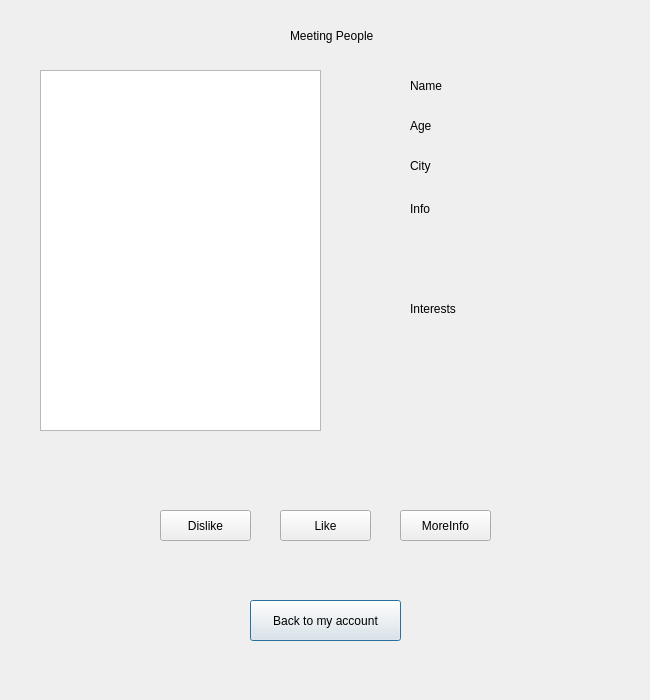
Old version of the form HobbyHub/meetingpage.ui in the repository cpp-park-vk-education/2023_1_Chaihona_-1.
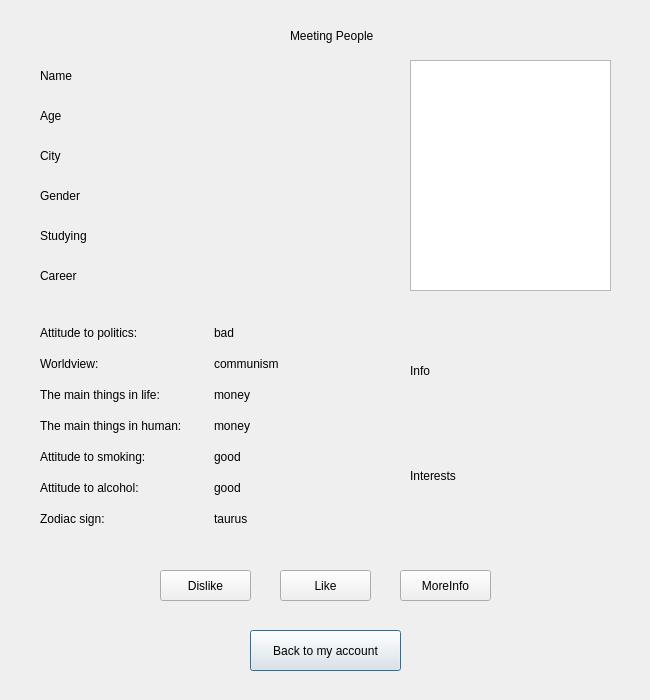
New version of the form.

Patch:
```diff
--- a/HobbyHub/meetingpage.ui
+++ b/HobbyHub/meetingpage.ui
@@ -30,7 +30,7 @@
    <property name="geometry">
     <rect>
      <x>250</x>
-     <y>600</y>
+     <y>630</y>
      <width>151</width>
      <height>41</height>
     </rect>
@@ -39,21 +39,11 @@
     <string>Back to my account</string>
    </property>
   </widget>
-  <widget class="QGraphicsView" name="PhotoOfStranger">
-   <property name="geometry">
-    <rect>
-     <x>40</x>
-     <y>70</y>
-     <width>281</width>
-     <height>361</height>
-    </rect>
-   </property>
-  </widget>
   <widget class="QPushButton" name="Dislike">
    <property name="geometry">
     <rect>
      <x>160</x>
-     <y>510</y>
+     <y>570</y>
      <width>91</width>
      <height>31</height>
     </rect>
@@ -66,7 +56,7 @@
    <property name="geometry">
     <rect>
      <x>280</x>
-     <y>510</y>
+     <y>570</y>
      <width>91</width>
      <height>31</height>
     </rect>
@@ -79,12 +69,12 @@
    <property name="geometry">
     <rect>
      <x>410</x>
-     <y>190</y>
-     <width>151</width>
-     <height>81</height>
+     <y>320</y>
+     <width>201</width>
+     <height>101</height>
     </rect>
    </property>
-   <layout class="QVBoxLayout" name="verticalLayout">
+   <layout class="QHBoxLayout" name="horizontalLayout_4">
     <item>
      <widget class="QLabel" name="Info">
       <property name="text">
@@ -104,9 +94,9 @@
   <widget class="QWidget" name="layoutWidget_2">
    <property name="geometry">
     <rect>
-     <x>410</x>
-     <y>150</y>
-     <width>151</width>
+     <x>40</x>
+     <y>140</y>
+     <width>181</width>
      <height>31</height>
     </rect>
    </property>
@@ -131,7 +121,7 @@
    <property name="geometry">
     <rect>
      <x>400</x>
-     <y>510</y>
+     <y>570</y>
      <width>91</width>
      <height>31</height>
     </rect>
@@ -143,9 +133,9 @@
   <widget class="QWidget" name="layoutWidget">
    <property name="geometry">
     <rect>
-     <x>410</x>
-     <y>70</y>
-     <width>151</width>
+     <x>40</x>
+     <y>60</y>
+     <width>181</width>
      <height>31</height>
     </rect>
    </property>
@@ -170,12 +160,12 @@
    <property name="geometry">
     <rect>
      <x>410</x>
-     <y>280</y>
-     <width>151</width>
-     <height>121</height>
+     <y>420</y>
+     <width>201</width>
+     <height>111</height>
     </rect>
    </property>
-   <layout class="QVBoxLayout" name="verticalLayout_2">
+   <layout class="QHBoxLayout" name="horizontalLayout_5">
     <item>
      <widget class="QLabel" name="Interests">
       <property name="text">
@@ -192,12 +182,210 @@
     </item>
    </layout>
   </widget>
-  <widget class="QWidget" name="layoutWidget_3">
+  <widget class="QWidget" name="layoutWidget_4">
+   <property name="geometry">
+    <rect>
+     <x>40</x>
+     <y>180</y>
+     <width>181</width>
+     <height>31</height>
+    </rect>
+   </property>
+   <layout class="QHBoxLayout" name="horizontalLayout_6">
+    <item>
+     <widget class="QLabel" name="City_3">
+      <property name="text">
+       <string>Gender</string>
+      </property>
+     </widget>
+    </item>
+    <item>
+     <widget class="QLabel" name="city_2">
+      <property name="text">
+       <string>&lt;gender&gt;</string>
+      </property>
+     </widget>
+    </item>
+   </layout>
+  </widget>
+  <widget class="QWidget" name="layoutWidget_5">
+   <property name="geometry">
+    <rect>
+     <x>40</x>
+     <y>220</y>
+     <width>181</width>
+     <height>31</height>
+    </rect>
+   </property>
+   <layout class="QHBoxLayout" name="horizontalLayout_7">
+    <item>
+     <widget class="QLabel" name="City_4">
+      <property name="text">
+       <string>Studying</string>
+      </property>
+     </widget>
+    </item>
+    <item>
+     <widget class="QLabel" name="city_3">
+      <property name="text">
+       <string>&lt;studying&gt;</string>
+      </property>
+     </widget>
+    </item>
+   </layout>
+  </widget>
+  <widget class="QWidget" name="layoutWidget_6">
+   <property name="geometry">
+    <rect>
+     <x>40</x>
+     <y>260</y>
+     <width>181</width>
+     <height>31</height>
+    </rect>
+   </property>
+   <layout class="QHBoxLayout" name="horizontalLayout_8">
+    <item>
+     <widget class="QLabel" name="City_5">
+      <property name="text">
+       <string>Career</string>
+      </property>
+     </widget>
+    </item>
+    <item>
+     <widget class="QLabel" name="city_4">
+      <property name="text">
+       <string>&lt;career&gt;</string>
+      </property>
+     </widget>
+    </item>
+   </layout>
+  </widget>
+  <widget class="QWidget" name="layoutWidget_7">
+   <property name="geometry">
+    <rect>
+     <x>40</x>
+     <y>320</y>
+     <width>341</width>
+     <height>211</height>
+    </rect>
+   </property>
+   <layout class="QGridLayout" name="gridLayout">
+    <item row="0" column="1">
+     <widget class="QLabel" name="label_2">
+      <property name="text">
+       <string>bad</string>
+      </property>
+     </widget>
+    </item>
+    <item row="5" column="1">
+     <widget class="QLabel" name="label_6">
+      <property name="text">
+       <string>good</string>
+      </property>
+     </widget>
+    </item>
+    <item row="2" column="0">
+     <widget class="QLabel" name="LabelMainInLife">
+      <property name="text">
+       <string>The main things in life:</string>
+      </property>
+     </widget>
+    </item>
+    <item row="3" column="0">
+     <widget class="QLabel" name="LabelMainInHuman">
+      <property name="text">
+       <string>The main things in human:</string>
+      </property>
+     </widget>
+    </item>
+    <item row="4" column="1">
+     <widget class="QLabel" name="label">
+      <property name="text">
+       <string>good</string>
+      </property>
+     </widget>
+    </item>
+    <item row="1" column="0">
+     <widget class="QLabel" name="LabelWorldview">
+      <property name="text">
+       <string>Worldview:</string>
+      </property>
+     </widget>
+    </item>
+    <item row="2" column="1">
+     <widget class="QLabel" name="label_4">
+      <property name="text">
+       <string>money</string>
+      </property>
+     </widget>
+    </item>
+    <item row="6" column="0">
+     <widget class="QLabel" name="LabeZodiac">
+      <property name="text">
+       <string>Zodiac sign:</string>
+      </property>
+     </widget>
+    </item>
+    <item row="3" column="1">
+     <widget class="QLabel" name="label_5">
+      <property name="text">
+       <string>money</string>
+      </property>
+     </widget>
+    </item>
+    <item row="6" column="1">
+     <widget class="QLabel" name="label_7">
+      <property name="text">
+       <string>taurus</string>
+      </property>
+     </widget>
+    </item>
+    <item row="5" column="0">
+     <widget class="QLabel" name="LabelAlco">
+      <property name="text">
+       <string>Attitude to alcohol:</string>
+      </property>
+     </widget>
+    </item>
+    <item row="4" column="0">
+     <widget class="QLabel" name="LabelSmoking">
+      <property name="text">
+       <string>Attitude to smoking:</string>
+      </property>
+     </widget>
+    </item>
+    <item row="1" column="1">
+     <widget class="QLabel" name="label_3">
+      <property name="text">
+       <string>communism</string>
+      </property>
+     </widget>
+    </item>
+    <item row="0" column="0">
+     <widget class="QLabel" name="LabelPolitics">
+      <property name="text">
+       <string>Attitude to politics:</string>
+      </property>
+     </widget>
+    </item>
+   </layout>
+  </widget>
+  <widget class="QGraphicsView" name="PhotoOfStranger">
    <property name="geometry">
     <rect>
      <x>410</x>
-     <y>110</y>
-     <width>151</width>
+     <y>60</y>
+     <width>201</width>
+     <height>231</height>
+    </rect>
+   </property>
+  </widget>
+  <widget class="QWidget" name="">
+   <property name="geometry">
+    <rect>
+     <x>40</x>
+     <y>100</y>
+     <width>181</width>
      <height>31</height>
     </rect>
    </property>
```
